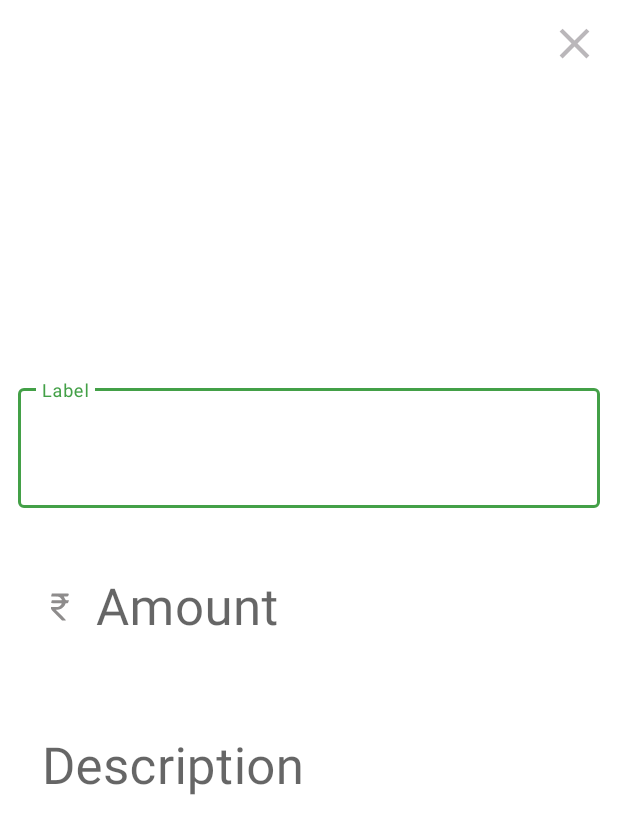
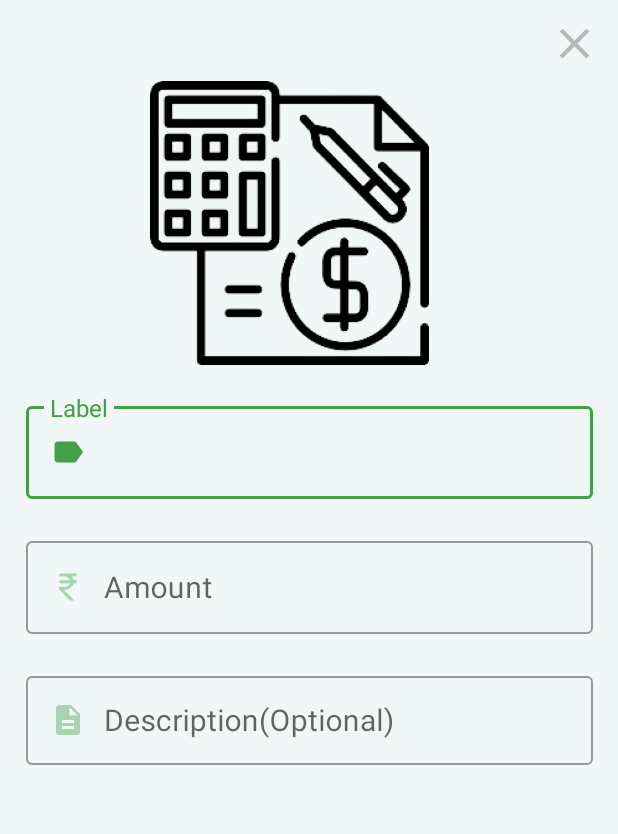
Before and after one commit to whiteHatpro/Android-Study-Jams, an Android app: the DetailedActivity screen opened directly, with no data from a screen before it, on a phone screen of 412 x 824 dp. Shown: the top 834 px of the screen. Run offline under Robolectric (Android 15) with nearby library versions, the phone set to English and light mode, and no system bars; our stand-ins replace Room's generated code; 4 statements that could not run were skipped.

Commit message:
UI changes

```diff
--- a/app/build.gradle
+++ b/app/build.gradle
@@ -3,6 +3,9 @@ apply plugin: 'kotlin-android'
 apply plugin: 'kotlin-android-extensions'
 apply plugin: 'kotlin-kapt'
 
+task wrapper(type: Wrapper){
+    gradleVersion = '2.14.1'
+}
 android {
     compileSdkVersion 30
     buildToolsVersion "30.0.1"
--- a/app/src/main/res/drawable/ic_description.xml
+++ b/app/src/main/res/drawable/ic_description.xml
@@ -1,4 +1,4 @@
-<vector android:height="24dp" android:tint="#BAB7BA"
+<vector android:height="24dp" android:tint="#6843A047"
     android:viewportHeight="24" android:viewportWidth="24"
     android:width="24dp" xmlns:android="http://schemas.android.com/apk/res/android">
     <path android:fillColor="@android:color/white" android:pathData="M14,2L6,2c-1.1,0 -1.99,0.9 -1.99,2L4,20c0,1.1 0.89,2 1.99,2L18,22c1.1,0 2,-0.9 2,-2L20,8l-6,-6zM16,18L8,18v-2h8v2zM16,14L8,14v-2h8v2zM13,9L13,3.5L18.5,9L13,9z"/>
--- a/app/src/main/res/drawable/ic_icons8_rupee_96.xml
+++ b/app/src/main/res/drawable/ic_icons8_rupee_96.xml
@@ -1,5 +1,5 @@
 <vector android:height="24dp" android:viewportHeight="96"
     android:viewportWidth="96" android:width="24dp" xmlns:android="http://schemas.android.com/apk/res/android">
-    <path android:fillColor="#8E8C8C"
+    <path android:fillColor="#6843A047"
         android:pathData="M25.6,14.4c-0.3,1.3 -0.9,3.1 -1.2,4 -0.5,1.4 0.6,1.6 9,1.6 6.6,-0 10.6,0.5 12.6,1.5 2.8,1.5 7,6 7,7.6 0,0.5 -6,0.9 -13.3,0.9l-13.4,-0 -1,3.4c-0.6,1.9 -0.8,3.7 -0.5,4 0.3,0.3 6.8,0.6 14.4,0.6 7.6,-0 13.8,0.4 13.8,0.9 0,1.6 -4.2,6.1 -7,7.6 -2,1 -6,1.5 -12.5,1.5l-9.5,-0 0,3.3c0,2.8 1.8,5 14.8,18l14.7,14.7 5.3,-0c2.8,-0 5.2,-0.3 5.2,-0.7 0,-0.4 -6.2,-7 -13.7,-14.5l-13.8,-13.8 4,-0c7,-0 11.7,-1.9 16.3,-6.7 2.3,-2.4 4.5,-5.7 4.9,-7.3 0.4,-2.5 1.1,-2.9 4.1,-3.2 3.1,-0.3 3.7,-0.8 4.8,-4.1l1.3,-3.7 -4.3,-0c-4.2,-0 -4.4,-0.2 -6.9,-5l-2.6,-5 5.8,-0c5.4,-0 5.9,-0.2 6.5,-2.4 0.3,-1.3 0.9,-3.1 1.2,-4 0.6,-1.4 -1.8,-1.6 -22.4,-1.6l-23,-0 -0.6,2.4z" android:strokeColor="#00000000"/>
 </vector>
--- a/app/src/main/res/drawable/ic_label.xml
+++ b/app/src/main/res/drawable/ic_label.xml
@@ -1,4 +1,4 @@
-<vector android:height="24dp" android:tint="#BAB7BA"
+<vector android:height="24dp" android:tint="#6843A047"
     android:viewportHeight="24" android:viewportWidth="24"
     android:width="24dp" xmlns:android="http://schemas.android.com/apk/res/android">
     <path android:fillColor="@android:color/white" android:pathData="M17.63,5.84C17.27,5.33 16.67,5 16,5L5,5.01C3.9,5.01 3,5.9 3,7v10c0,1.1 0.9,1.99 2,1.99L16,19c0.67,0 1.27,-0.33 1.63,-0.84L22,12l-4.37,-6.16z"/>
--- a/app/src/main/res/layout/activity_detailed.xml
+++ b/app/src/main/res/layout/activity_detailed.xml
@@ -5,6 +5,7 @@
     android:layout_width="match_parent"
     android:layout_height="match_parent"
     android:id="@+id/rootView"
+    android:background="#75E0EEEC"
     tools:context=".DetailedActivity">
 
     <ImageButton
@@ -18,8 +19,8 @@
 
     <LinearLayout
         android:id="@+id/linearLayout"
-        android:layout_width="match_parent"
-        android:layout_height="wrap_content"
+        android:layout_width="402dp"
+        android:layout_height="298dp"
         android:orientation="vertical"
         app:layout_constraintBottom_toBottomOf="parent"
         app:layout_constraintEnd_toEndOf="parent"
@@ -34,17 +35,20 @@
             android:layout_marginStart="12dp"
             android:layout_marginEnd="12dp"
             android:hint="Label"
-            app:boxStrokeWidth="0dp"
-            app:errorEnabled="true">
+            app:boxBackgroundMode="outline"
+            app:boxStrokeWidth="1dp"
+            app:errorEnabled="true"
+            app:hintTextAppearance="@style/TextLabel">
 
             <com.google.android.material.textfield.TextInputEditText
                 android:id="@+id/labelInput"
                 android:layout_width="match_parent"
                 android:layout_height="wrap_content"
+                android:drawableStart="@drawable/label_selector"
                 android:drawablePadding="12dp"
-                android:inputType="text"
+                android:inputType="textCapSentences"
                 android:maxLines="1"
-                android:textSize="34sp" />
+                android:textSize="20sp" />
         </com.google.android.material.textfield.TextInputLayout>
 
         <com.google.android.material.textfield.TextInputLayout
@@ -55,8 +59,10 @@
             android:layout_marginStart="12dp"
             android:layout_marginEnd="12dp"
             android:hint="Amount"
-            app:boxStrokeWidth="0dp"
-            app:errorEnabled="true">
+            app:boxBackgroundMode="outline"
+            app:boxStrokeWidth="1dp"
+            app:errorEnabled="true"
+            app:hintTextAppearance="@style/TextLabel">
 
             <com.google.android.material.textfield.TextInputEditText
                 android:id="@+id/amountInput"
@@ -66,7 +72,7 @@
                 android:drawablePadding="12dp"
                 android:inputType="numberDecimal|numberSigned"
                 android:maxLines="1"
-                android:textSize="34sp" />
+                android:textSize="20sp" />
         </com.google.android.material.textfield.TextInputLayout>
 
         <com.google.android.material.textfield.TextInputLayout
@@ -76,17 +82,20 @@
             android:layout_height="wrap_content"
             android:layout_marginStart="12dp"
             android:layout_marginEnd="12dp"
-            android:hint="Description"
-            app:boxStrokeWidth="0dp"
-            app:errorEnabled="true">
+            android:hint="Description(Optional)"
+            app:boxBackgroundMode="outline"
+            app:boxStrokeWidth="1dp"
+            app:errorEnabled="true"
+            app:hintTextAppearance="@style/TextLabel">
 
             <com.google.android.material.textfield.TextInputEditText
                 android:id="@+id/descriptionInput"
                 android:layout_width="match_parent"
-                android:layout_height="wrap_content"
+                android:layout_height="59dp"
+                android:drawableStart="@drawable/description_selector"
                 android:drawablePadding="12dp"
-                android:inputType="text|textMultiLine"
-                android:textSize="34sp" />
+                android:inputType="textCapSentences|textMultiLine"
+                android:textSize="20sp" />
         </com.google.android.material.textfield.TextInputLayout>
 
     </LinearLayout>
@@ -105,4 +114,16 @@
         app:layout_constraintEnd_toEndOf="parent"
         app:layout_constraintStart_toStartOf="parent"
         app:layout_constraintTop_toBottomOf="@+id/linearLayout" />
+
+    <ImageView
+        android:id="@+id/imageView5"
+        android:layout_width="186dp"
+        android:layout_height="189dp"
+        android:layout_marginStart="100dp"
+        android:layout_marginBottom="20dp"
+        android:foreground="@drawable/images_removebg_preview__1_"
+        app:layout_constraintBottom_toTopOf="@+id/linearLayout"
+        app:layout_constraintStart_toStartOf="parent"
+        tools:src="@tools:sample/avatars" />
+
 </androidx.constraintlayout.widget.ConstraintLayout>
--- a/app/src/main/res/values/styles.xml
+++ b/app/src/main/res/values/styles.xml
@@ -9,4 +9,8 @@
         <item name="colorControlActivated">@color/green</item>
     </style>
 
+    <style name="TextLabel" parent="TextAppearance.Design.Hint">
+        <item name="android:textSize">16sp</item>
+    </style>
+
 </resources>
```
Also changed, not shown: app/src/main/res/layout/activity_add_transaction.xml (+29 -9 lines), app/src/main/res/layout/activity_main.xml (+46 -40 lines), app/gradle.properties (added), app/gradle/wrapper/gradle-wrapper.properties (added), app/src/main/res/drawable/images_removebg_preview__1_.jpg (added), 4 other files.
